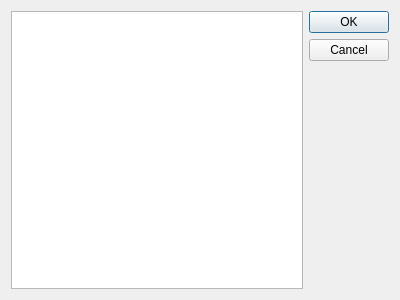
Old version of the form auxFiles/dumpFilterSelector.ui in the repository rjuez00/AGORA_APP.
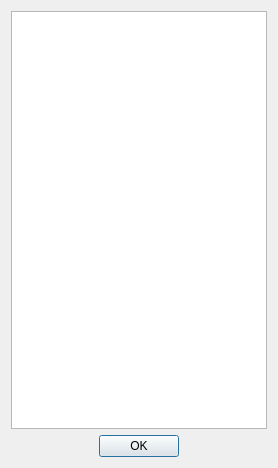
New version of the form.

The edit to the form file:
```diff
--- a/auxFiles/dumpFilterSelector.ui
+++ b/auxFiles/dumpFilterSelector.ui
@@ -6,24 +6,27 @@
    <rect>
     <x>0</x>
     <y>0</y>
-    <width>400</width>
-    <height>300</height>
+    <width>278</width>
+    <height>468</height>
    </rect>
   </property>
   <property name="windowTitle">
    <string>Dialog</string>
   </property>
-  <layout class="QHBoxLayout" name="horizontalLayout_2">
+  <layout class="QVBoxLayout" name="verticalLayout">
    <item>
     <widget class="QListWidget" name="filterSelector"/>
    </item>
-   <item>
+   <item alignment="Qt::AlignHCenter|Qt::AlignVCenter">
     <widget class="QDialogButtonBox" name="buttonBox">
      <property name="orientation">
-      <enum>Qt::Vertical</enum>
+      <enum>Qt::Horizontal</enum>
      </property>
      <property name="standardButtons">
-      <set>QDialogButtonBox::Cancel|QDialogButtonBox::Ok</set>
+      <set>QDialogButtonBox::Ok</set>
+     </property>
+     <property name="centerButtons">
+      <bool>true</bool>
      </property>
     </widget>
    </item>
```
